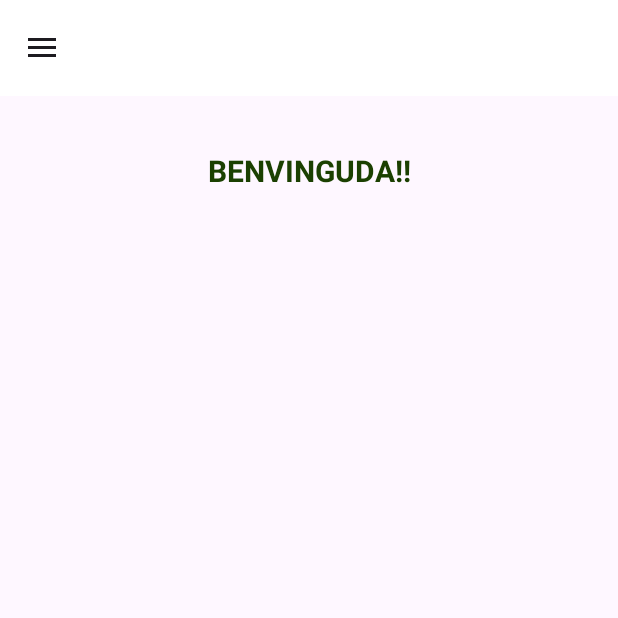
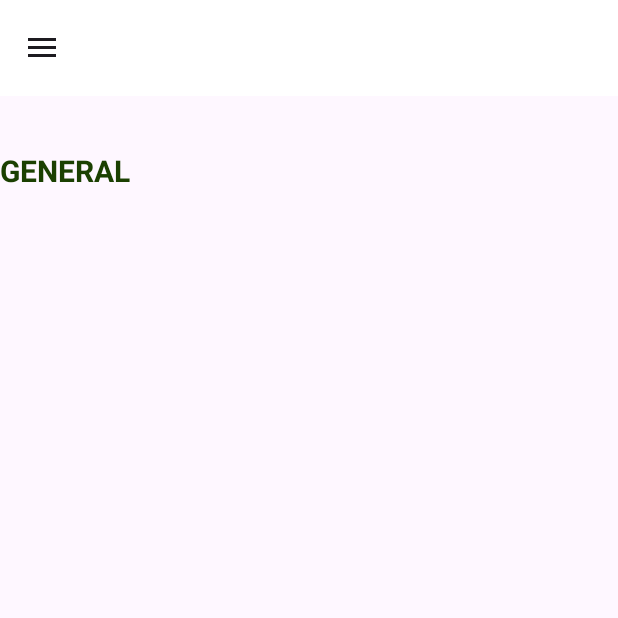
Before and after one commit to Natall1122/NotOrganitApp, an Android app: the screen it shows after launch (MainActivity), in the side drawer, after a tap on "General", on a phone screen of 412 x 824 dp, the top half of it. Run offline under Robolectric (Android 15) with nearby library versions, the phone set to English and light mode, and no system bars.

Commit message:
Creació fragments

```diff
--- /dev/null
+++ b/app/src/main/java/es/nlc/notorganitapp/Fragments/CategoriesFragment.kt
@@ -0,0 +1,20 @@
+package es.nlc.notorganitapp.Fragments
+
+import android.os.Bundle
+import androidx.fragment.app.Fragment
+import android.view.LayoutInflater
+import android.view.View
+import android.view.ViewGroup
+import es.nlc.notorganitapp.databinding.FragmentCategoriesBinding
+
+class CategoriesFragment : Fragment() {
+    private lateinit var binding: FragmentCategoriesBinding
+
+    override fun onCreateView(
+        inflater: LayoutInflater, container: ViewGroup?,
+        savedInstanceState: Bundle?
+    ): View? {
+        binding = FragmentCategoriesBinding.inflate(inflater, container, false)
+        return binding.root
+    }
+}
--- /dev/null
+++ b/app/src/main/java/es/nlc/notorganitapp/Fragments/GeneralFragment.kt
@@ -0,0 +1,21 @@
+package es.nlc.notorganitapp.Fragments
+
+import android.os.Bundle
+import androidx.fragment.app.Fragment
+import android.view.LayoutInflater
+import android.view.View
+import android.view.ViewGroup
+import es.nlc.notorganitapp.databinding.FragmentGeneralBinding
+
+class GeneralFragment : Fragment() {
+
+    private lateinit var binding: FragmentGeneralBinding
+
+    override fun onCreateView(
+        inflater: LayoutInflater, container: ViewGroup?,
+        savedInstanceState: Bundle?
+    ): View? {
+        binding = FragmentGeneralBinding.inflate(inflater, container, false)
+        return binding.root
+    }
+}
--- a/app/src/main/java/es/nlc/notorganitapp/MainActivity.kt
+++ b/app/src/main/java/es/nlc/notorganitapp/MainActivity.kt
@@ -8,7 +8,12 @@ import android.view.MenuItem
 import android.widget.Toast
 import androidx.appcompat.app.ActionBarDrawerToggle
 import androidx.core.view.GravityCompat
+import androidx.fragment.app.commit
+import androidx.fragment.app.replace
 import com.google.android.material.navigation.NavigationView
+import es.nlc.notorganitapp.Fragments.CategoriesFragment
+import es.nlc.notorganitapp.Fragments.GeneralFragment
+import es.nlc.notorganitapp.Fragments.PrincipalFragment
 import es.nlc.notorganitapp.databinding.ActivityMainBinding
 
 class MainActivity : AppCompatActivity(), NavigationView.OnNavigationItemSelectedListener {
@@ -56,15 +61,27 @@ class MainActivity : AppCompatActivity(), NavigationView.OnNavigationItemSelecte
 
         return when(item.itemId){
             R.id.nav_categories -> {
-                Toast.makeText(this, "categories", Toast.LENGTH_SHORT).show()
+                supportFragmentManager.commit {
+                    setReorderingAllowed(true)
+                    replace<CategoriesFragment>(R.id.fragment_container)
+                    addToBackStack(null)
+                }
                 true
             }
             R.id.nav_general -> {
-                Toast.makeText(this, "general", Toast.LENGTH_SHORT).show()
+                supportFragmentManager.commit {
+                    setReorderingAllowed(true)
+                    replace<GeneralFragment>(R.id.fragment_container)
+                    addToBackStack(null)
+                }
                 true
             }
             R.id.nav_principal -> {
-                Toast.makeText(this, "principal", Toast.LENGTH_SHORT).show()
+                supportFragmentManager.commit {
+                    setReorderingAllowed(true)
+                    replace<PrincipalFragment>(R.id.fragment_container)
+                    addToBackStack(null)
+                }
                 true
             }
             R.id.nav_config -> {
--- /dev/null
+++ b/app/src/main/res/layout/fragment_general.xml
@@ -0,0 +1,21 @@
+<?xml version="1.0" encoding="utf-8"?>
+<FrameLayout xmlns:android="http://schemas.android.com/apk/res/android"
+    xmlns:tools="http://schemas.android.com/tools"
+    android:layout_width="match_parent"
+    android:layout_height="match_parent"
+    xmlns:app="http://schemas.android.com/apk/res-auto"
+    tools:context=".Fragments.GeneralFragment">
+
+    <TextView
+        android:layout_width="wrap_content"
+        android:layout_height="wrap_content"
+        android:layout_marginTop="100dp"
+        android:text="GENERAL"
+        android:textStyle="bold"
+        android:textSize="20dp"
+        android:textColor="@color/Obscur"
+        app:layout_constraintEnd_toEndOf="parent"
+        app:layout_constraintStart_toStartOf="parent"
+        app:layout_constraintTop_toTopOf="parent" />
+
+</FrameLayout>
```
Also changed, not shown: app/src/main/res/layout/fragment_categories.xml (added, +21 -0 lines).
